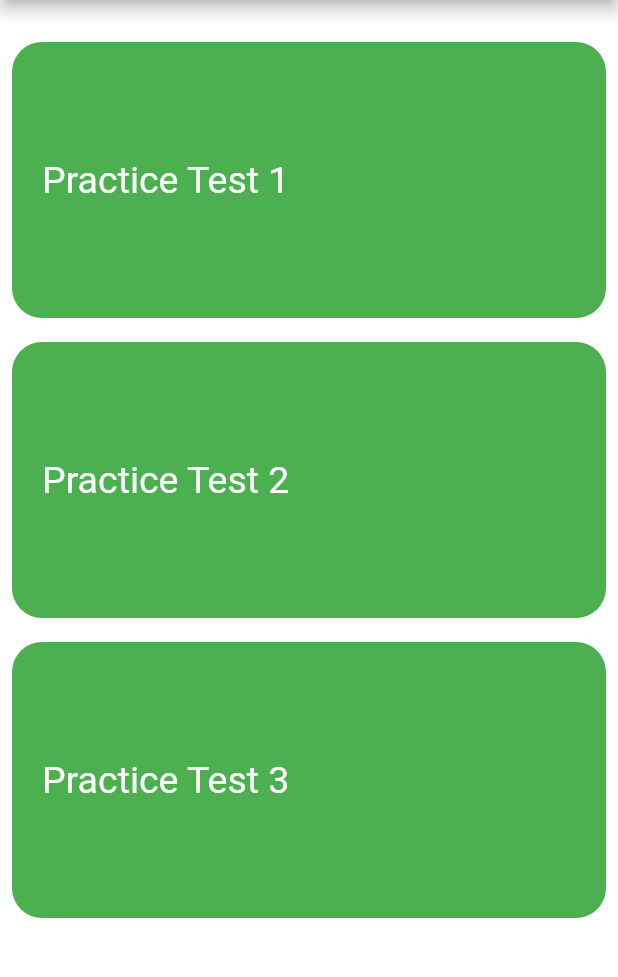
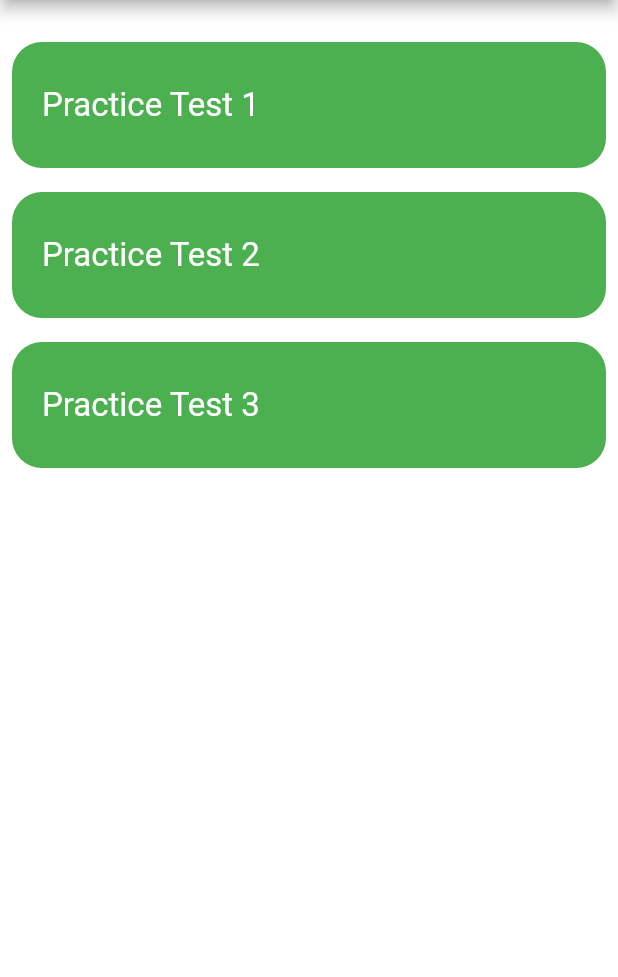
Before and after one commit to Will-chartrand/m1_quiz, a Flutter app: the screen it shows after launch, on a phone screen of 412 x 824 dp, the part 84-1061 px from its top. Run offline on Flutter 3.47's test engine with Material 2 defaults, Android fonts, the phone set to English and light mode, and no system bars; our stand-ins replace animated_splash_screen; project files that could hold a hidden picture were left out.

Commit message:
Changed height and font size of each card

```diff
--- a/lib/MyHomePage.dart
+++ b/lib/MyHomePage.dart
@@ -29,7 +29,7 @@ class _MyHomePageState extends State<MyHomePage> {
               children: [
                 const SizedBox(height: 20),
                 SizedBox(
-                  height: 200,
+                  height: 100,
                   child: GestureDetector(
                     onTap: () {Navigator.push(context, MaterialPageRoute(builder: (context) => const Home(testIndex: 0)));},
                     child: Container(
@@ -41,12 +41,12 @@ class _MyHomePageState extends State<MyHomePage> {
                         color: Colors.green,
                         borderRadius: BorderRadius.all(Radius.circular(20.0)),
                       ),
-                      child: const Text('Practice Test 1', style: TextStyle(fontSize: 25.0, color: Colors.white)),
+                      child: const Text('Practice Test 1', style: TextStyle(fontSize: 22.0, color: Colors.white)),
                     ),
                   ),
                 ),
                 SizedBox(
-                  height: 200,
+                  height: 100,
                   child: GestureDetector(
                     onTap: () {Navigator.push(context, MaterialPageRoute(builder: (context) => const Home(testIndex: 1)));},
                     child: Container(
@@ -58,12 +58,12 @@ class _MyHomePageState extends State<MyHomePage> {
                         color: Colors.green,
                         borderRadius: BorderRadius.all(Radius.circular(20.0)),
                       ),
-                      child: const Text('Practice Test 2', style: TextStyle(fontSize: 25.0, color: Colors.white)),
+                      child: const Text('Practice Test 2', style: TextStyle(fontSize: 22.0, color: Colors.white)),
                     ),
                   ),
                 ),
                 SizedBox(
-                  height: 200,
+                  height: 100,
                   child: GestureDetector(
                     onTap: () {Navigator.push(context, MaterialPageRoute(builder: (context) => const Home(testIndex: 2)));},
                     child: Container(
@@ -75,7 +75,7 @@ class _MyHomePageState extends State<MyHomePage> {
                         color: Colors.green,
                         borderRadius: BorderRadius.all(Radius.circular(20.0)),
                       ),
-                      child: const Text('Practice Test 3', style: TextStyle(fontSize: 25.0, color: Colors.white)),
+                      child: const Text('Practice Test 3', style: TextStyle(fontSize: 22.0, color: Colors.white)),
                     ),
                   ),
                 ),
```
